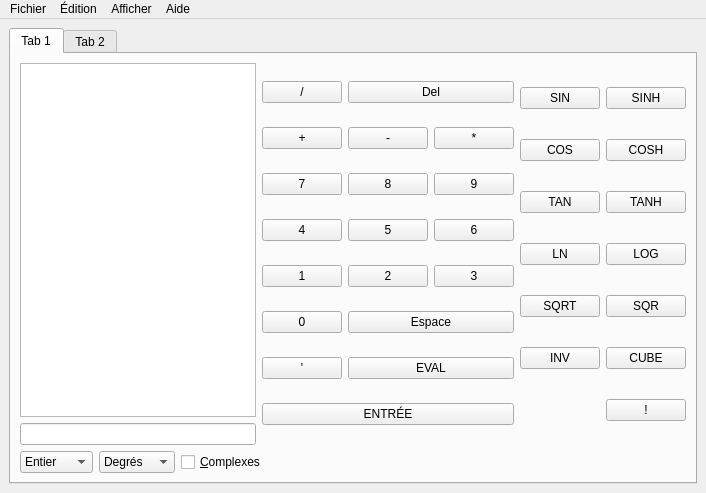
First picture: the form in afficheur.ui, repository apuyou/LO21-calc, before the edit.
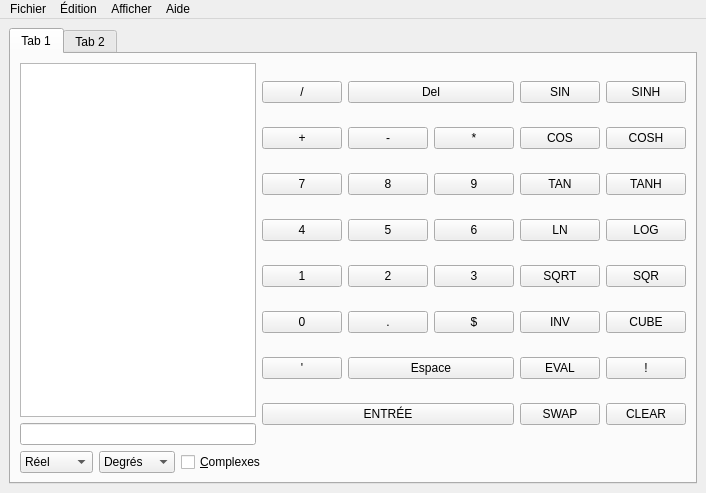
Second picture: the form after the edit.

Commit message: Nouveaux boutons

```diff
--- a/afficheur.ui
+++ b/afficheur.ui
@@ -212,7 +212,17 @@
               </property>
              </widget>
             </item>
-            <item row="5" column="1" colspan="2">
+            <item row="6" column="0">
+             <widget class="QPushButton" name="quoteButton">
+              <property name="text">
+               <string>'</string>
+              </property>
+              <property name="shortcut">
+               <string>'</string>
+              </property>
+             </widget>
+            </item>
+            <item row="6" column="1" colspan="2">
              <widget class="QPushButton" name="spaceButton">
               <property name="text">
                <string>Espace</string>
@@ -222,20 +232,23 @@
               </property>
              </widget>
             </item>
-            <item row="6" column="1" colspan="2">
-             <widget class="QPushButton" name="evalButton">
+            <item row="5" column="1">
+             <widget class="QPushButton" name="decimalButton">
               <property name="text">
-               <string>EVAL</string>
+               <string>.</string>
+              </property>
+              <property name="shortcut">
+               <string>,</string>
+              </property>
+              <property name="checkable">
+               <bool>false</bool>
               </property>
              </widget>
             </item>
-            <item row="6" column="0">
-             <widget class="QPushButton" name="quoteButton">
+            <item row="5" column="2">
+             <widget class="QPushButton" name="dollarButton">
               <property name="text">
-               <string>'</string>
-              </property>
-              <property name="shortcut">
-               <string>'</string>
+               <string>$</string>
               </property>
              </widget>
             </item>
@@ -334,6 +347,27 @@
               </property>
              </widget>
             </item>
+            <item row="7" column="1">
+             <widget class="QPushButton" name="clearButton">
+              <property name="text">
+               <string>CLEAR</string>
+              </property>
+             </widget>
+            </item>
+            <item row="7" column="0">
+             <widget class="QPushButton" name="swapButton">
+              <property name="text">
+               <string>SWAP</string>
+              </property>
+             </widget>
+            </item>
+            <item row="6" column="0">
+             <widget class="QPushButton" name="evalButton">
+              <property name="text">
+               <string>EVAL</string>
+              </property>
+             </widget>
+            </item>
            </layout>
           </item>
          </layout>
@@ -345,6 +379,9 @@
             <property name="toolTip">
              <string>Type de constantes</string>
             </property>
+            <property name="currentIndex">
+             <number>1</number>
+            </property>
             <item>
              <property name="text">
               <string>Entier</string>
```
Left out of the diff: 29 changed lines with no effect on the pictures. The commit also changes 1 other file.
